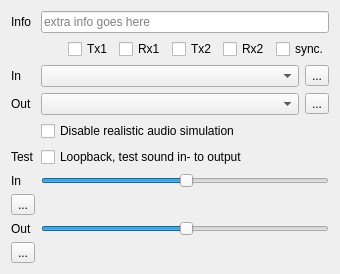
Qt form src/blackgui/components/audiodevicevolumesetupcomponent.ui (swift-project/pilotclient) before a commit.
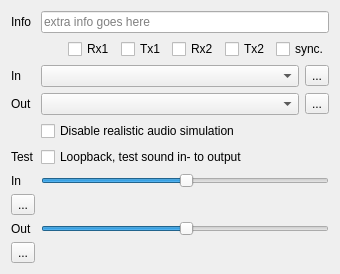
The same form after that commit. Icons and pictures are not drawn. Custom widgets are drawn as their Qt base class.

Commit message: cockpit UI, changed order of RX/TX

The edit to the form file:
```diff
--- a/src/blackgui/components/audiodevicevolumesetupcomponent.ui
+++ b/src/blackgui/components/audiodevicevolumesetupcomponent.ui
@@ -162,13 +162,6 @@
         </property>
        </spacer>
       </item>
-      <item>
-       <widget class="QCheckBox" name="cb_1Tx">
-        <property name="text">
-         <string>Tx1</string>
-        </property>
-       </widget>
-      </item>
       <item>
        <widget class="QCheckBox" name="cb_1Rec">
         <property name="text">
@@ -177,9 +170,9 @@
        </widget>
       </item>
       <item>
-       <widget class="QCheckBox" name="cb_2Tx">
+       <widget class="QCheckBox" name="cb_1Tx">
         <property name="text">
-         <string>Tx2</string>
+         <string>Tx1</string>
         </property>
        </widget>
       </item>
@@ -190,6 +183,13 @@
         </property>
        </widget>
       </item>
+      <item>
+       <widget class="QCheckBox" name="cb_2Tx">
+        <property name="text">
+         <string>Tx2</string>
+        </property>
+       </widget>
+      </item>
       <item>
        <widget class="QCheckBox" name="cb_IntegratedWithCom">
         <property name="toolTip">
```
Left out of the diff: 4 changed lines with no effect on the pictures.
